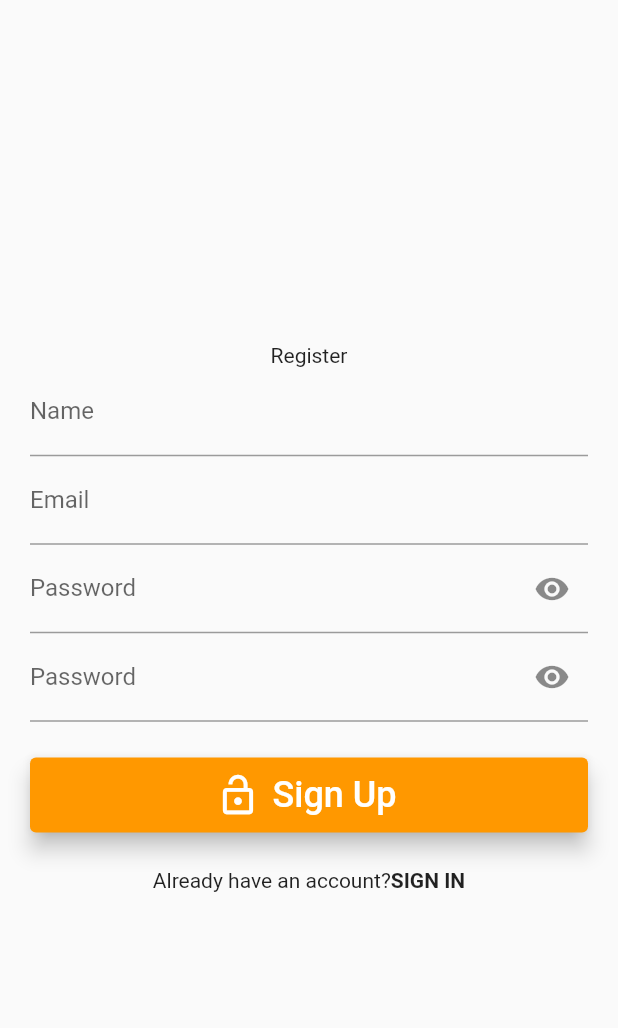
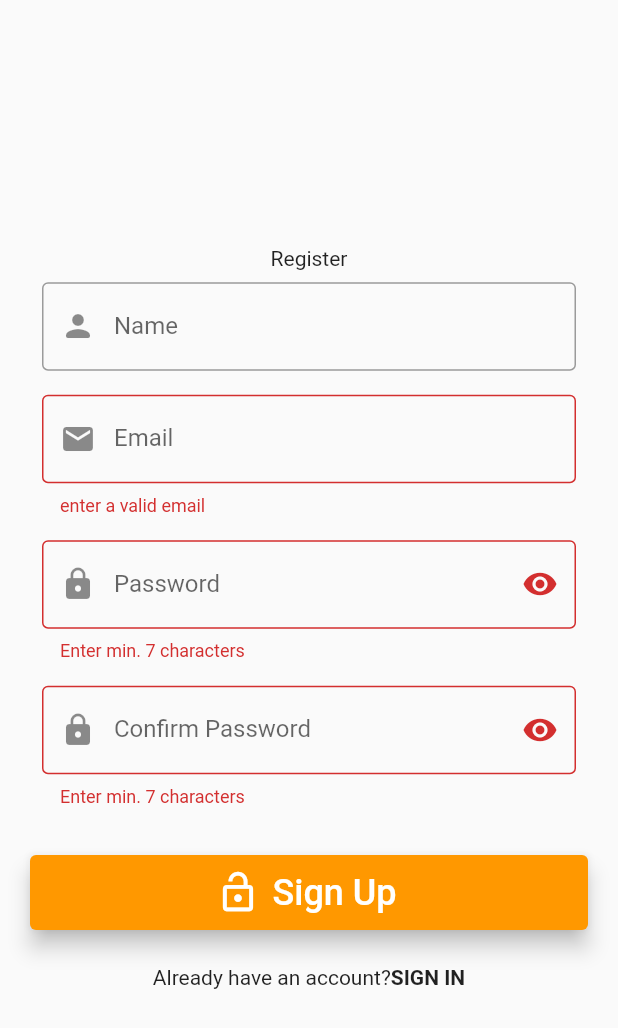
Before and after one commit to ecembostancioglu/note_fb, a Flutter app: the BuildRegisterForm screen opened directly, after a tap on "Sign Up", on a phone screen of 412 x 824 dp. Shown: the top 1028 px of the screen. Run offline on Flutter 3.47's test engine with Material 2 defaults, Android fonts, the phone set to English and light mode, and no system bars; our stand-ins replace cloud_firestore, easy_localization, email_validator, firebase_auth, firebase_core, flutter_screenutil and 1 more; accounts and stored records are empty.

Commit message:
Fixed sign in and register methods

```diff
--- a/lib/authentication/presentation/view/auth_page.dart
+++ b/lib/authentication/presentation/view/auth_page.dart
@@ -10,6 +10,7 @@ class AuthPage extends StatelessWidget {
   Widget build(BuildContext context) {
     return StreamBuilder<User?>(
         stream:FirebaseAuth.instance.authStateChanges(),
+        initialData: FirebaseAuth.instance.currentUser,
         builder:(context,snapshot){
        if(snapshot.hasData){
          return HomePage();
--- a/lib/authentication/service/auth_service.dart
+++ b/lib/authentication/service/auth_service.dart
@@ -1,8 +1,7 @@
+import 'package:cloud_firestore/cloud_firestore.dart';
 import 'package:firebase_auth/firebase_auth.dart';
 import 'package:flutter/material.dart';
 import 'package:google_sign_in/google_sign_in.dart';
-
-import '../../constants/app_constants.dart';
 
 class AuthService extends ChangeNotifier{
 
@@ -16,11 +15,9 @@ class AuthService extends ChangeNotifier{
   }
 
   Future<User?> signInWithEmailandPassword(String email,String password)async{
-    final userCredential=await _firebaseAuth.createUserWithEmailAndPassword(
+    final userCredential=await _firebaseAuth.signInWithEmailAndPassword(
         email: email, password: password);
     return userCredential.user;
-
-
   }
 
   Future<void> signInwithGoogle() async {
--- a/lib/authentication/widgets/register_form.dart
+++ b/lib/authentication/widgets/register_form.dart
@@ -1,8 +1,8 @@
+import 'package:email_validator/email_validator.dart';
 import 'package:flutter/material.dart';
 import 'package:flutter_screenutil/flutter_screenutil.dart';
 import 'package:provider/provider.dart';
 import 'package:todo_fb/authentication/widgets/sign_in_form.dart';
-
 import '../../constants/app_constants.dart';
 import '../service/auth_service.dart';
 
@@ -16,40 +16,68 @@ class BuildRegisterForm extends StatefulWidget {
 class _BuildRegisterFormState extends State<BuildRegisterForm> {
   bool _controlObscureText=true;
   bool _obscureText=true;
+  final _formKey=GlobalKey<FormState>();
 
   @override
   Widget build(BuildContext context) {
     return Scaffold(
-      body: Padding(
+      body: Form(
+        key: _formKey,
+        child: Padding(
           padding: EdgeInsets.all(20),
           child:Column(
             mainAxisAlignment: MainAxisAlignment.center,
             children: [
               Text('Register'),
-            TextFormField(
+              Padding(
+                padding: const EdgeInsets.all(8.0),
+                child: TextFormField(
                   controller: userNameController,
                   cursorColor: Colors.white,
                   textInputAction:TextInputAction.next,
                   decoration:const InputDecoration(
-                  labelText: 'Name'
+                      labelText: 'Name',
+                    border: OutlineInputBorder(),
+                    prefixIcon:Icon(Icons.person_rounded)
                   ),
                 ),
-            TextFormField(
+              ),
+              Padding(
+                padding: const EdgeInsets.all(8.0),
+                child: TextFormField(
+                  validator:(email) =>
+                  email != null && !EmailValidator.validate(email)
+                      ? 'enter a valid email'
+                      : null,
                   controller: registeremailController,
                   keyboardType: TextInputType.emailAddress,
                   cursorColor: Colors.white,
                   textInputAction:TextInputAction.next,
                   decoration:const InputDecoration(
+                    prefixIcon: Icon(Icons.mail),
+                      border: OutlineInputBorder(),
                       labelText: 'Email'
                   ),
                 ),
-            TextFormField(
+              ),
+              Padding(
+                padding: const EdgeInsets.all(8.0),
+                child: TextFormField(
+                  validator:(value){
+                    if(value != null && value.length < 7){
+                      return 'Enter min. 7 characters';
+                    }else{
+                      return null;
+                    }
+                  },
                   controller: registerPasswordController,
                   cursorColor: Colors.white,
                   obscureText: _obscureText,
                   textInputAction:TextInputAction.done,
                   decoration:InputDecoration(
                       labelText: 'Password',
+                      prefixIcon: Icon(Icons.lock),
+                      border: OutlineInputBorder(),
                       suffixIcon:IconButton(
                           onPressed: (){
                             setState(() {
@@ -60,13 +88,27 @@ class _BuildRegisterFormState extends State<BuildRegisterForm> {
                           : Icons.visibility_off))
                   ),
                 ),
-            TextFormField(
+              ),
+              Padding(
+                padding: const EdgeInsets.all(8.0),
+                child: TextFormField(
+                  validator:(value){
+                    if(value != null && value.length < 7){
+                      return 'Enter min. 7 characters';
+                    }else if(value !=registerPasswordController.text){
+                      return 'Not Match';
+                    }else{
+                      return null;
+                    }
+                  },
                   controller: controlPasswordController,
                   cursorColor: Colors.white,
                   obscureText: _controlObscureText,
                   textInputAction:TextInputAction.done,
                   decoration:InputDecoration(
-                  labelText: 'Password',
+                      prefixIcon: Icon(Icons.lock),
+                      border: OutlineInputBorder(),
+                      labelText: 'Confirm Password',
                       suffixIcon: IconButton(
                           onPressed: (){
                             setState(() {
@@ -78,6 +120,7 @@ class _BuildRegisterFormState extends State<BuildRegisterForm> {
                               : Icons.visibility_off))
                   ),
                 ),
+              ),
               SizedBox(height: 20.h),
               ElevatedButton.icon(
                   style: ElevatedButton.styleFrom(
@@ -87,8 +130,13 @@ class _BuildRegisterFormState extends State<BuildRegisterForm> {
                   ),
                   icon:const Icon(Icons.lock_open,size: 30),
                   onPressed:()async{
-                  await Provider.of<AuthService>(context,listen: false).signInWithEmailandPassword(
-                      signInEmailController.text, signInPasswordController.text);
+                    final isValidForm=_formKey.currentState!.validate();
+                    if(isValidForm){
+                      await Provider.of<AuthService>(context,listen: false)
+                          .createUserWithEmailandPassword(
+                          registeremailController.text,
+                          registerPasswordController.text);
+                    }
                   },
                   label:const Text('Sign Up',
                       style: TextStyle(fontSize: 24))),
@@ -99,7 +147,7 @@ class _BuildRegisterFormState extends State<BuildRegisterForm> {
                 },
                 child: Row(
                   mainAxisAlignment: MainAxisAlignment.center,
-                children: [
+                  children:const [
                     Text('Already have an account?'),
                     Text('SIGN IN',
                       style: TextStyle(fontWeight: FontWeight.bold),),
@@ -108,6 +156,7 @@ class _BuildRegisterFormState extends State<BuildRegisterForm> {
               )
             ],
           ),),
+      ),
     );
   }
 }
--- a/lib/authentication/widgets/sign_in_form.dart
+++ b/lib/authentication/widgets/sign_in_form.dart
@@ -2,6 +2,7 @@ import 'package:email_validator/email_validator.dart';
 import 'package:flutter/material.dart';
 import 'package:flutter_screenutil/flutter_screenutil.dart';
 import 'package:provider/provider.dart';
+import 'package:todo_fb/notes/presentation/view/home_page.dart';
 import '../../constants/app_constants.dart';
 import '../service/auth_service.dart';
 import 'register_form.dart';
@@ -16,13 +17,13 @@ class BuildSignInForm extends StatefulWidget {
 class _BuildSignInFormState extends State<BuildSignInForm> {
 
   bool _signInObscureText=true;
-  final formKey=GlobalKey<FormState>();
+  final _formKey=GlobalKey<FormState>();
 
   @override
   Widget build(BuildContext context) {
     return Scaffold(
       body: Form(
-        key: formKey,
+        key: _formKey,
         child: Padding(
           padding: EdgeInsets.all(20),
           child:Column(
@@ -87,12 +88,14 @@ class _BuildSignInFormState extends State<BuildSignInForm> {
                   ),
                   icon:const Icon(Icons.lock_open,size: 30),
                   onPressed:()async{
-                    final isValidForm=formKey.currentState!.validate();
+                    final isValidForm=_formKey.currentState!.validate();
                     if(isValidForm){
                       await Provider.of<AuthService>(context,listen: false)
                           .signInWithEmailandPassword(
                           signInEmailController.text,
                           signInPasswordController.text);
+                      Navigator.push(context, MaterialPageRoute(
+                          builder: (context)=>HomePage()));
                     }
 
                   },
```
Lines whose indentation alone changed are shown as unchanged.
